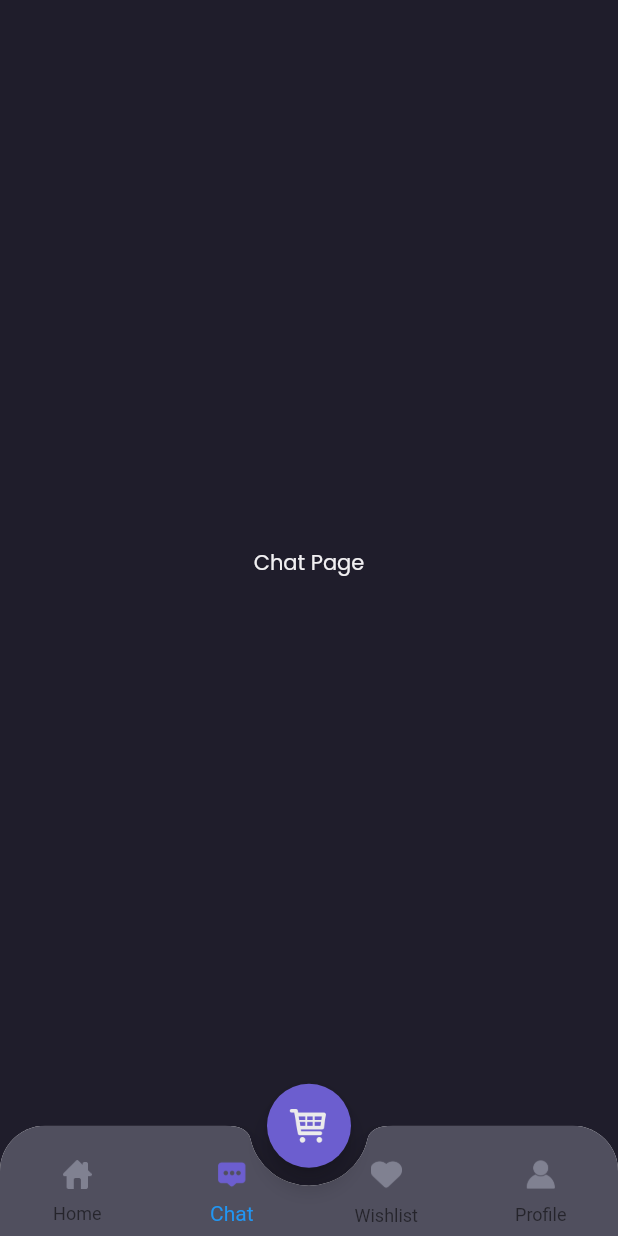
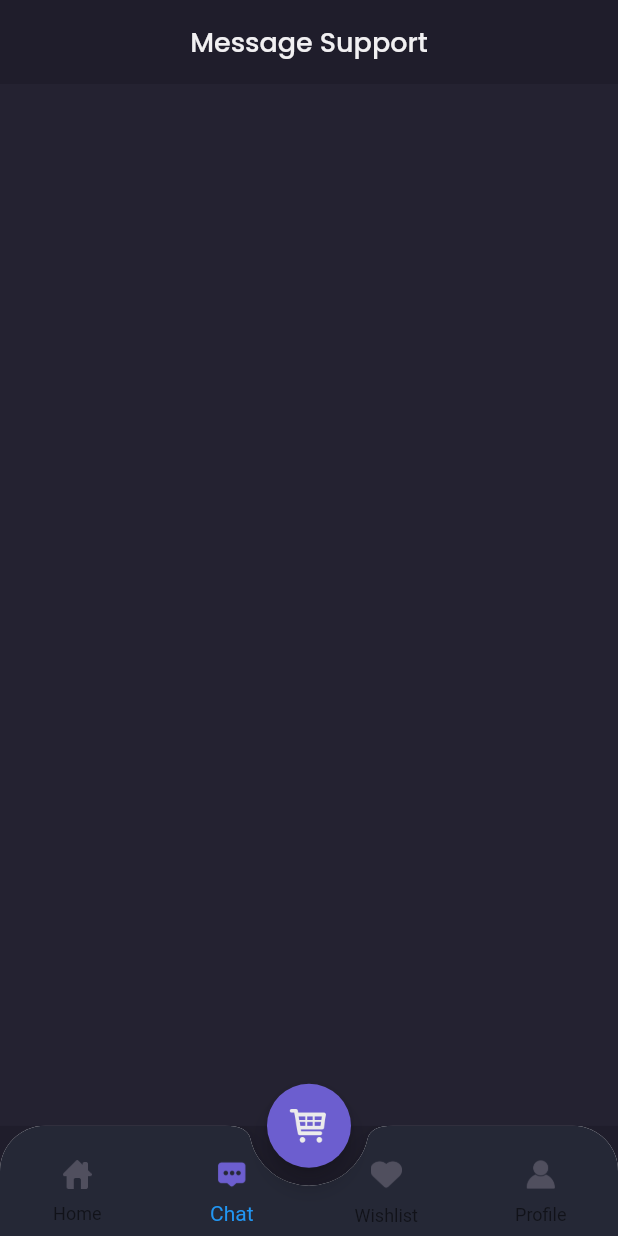
Before and after one commit to jesronmarudut/e-commerce, a Flutter app: the MainPage screen opened by its route, item 2 of the bottom bar chosen, on a phone screen of 412 x 824 dp. Run offline on Flutter 3.47's test engine with Material 2 defaults, Android fonts, the phone set to English and light mode, and no system bars; our stand-ins replace google_fonts.

Commit message:
Chat part I

```diff
--- a/lib/pages/home/chat_page.dart
+++ b/lib/pages/home/chat_page.dart
@@ -4,11 +4,103 @@
 class ChatPage extends StatelessWidget {
   @override
   Widget build(BuildContext context) {
-    return Center(
-      child: Text(
-        'Chat Page',
-        style: primaryTextStyle,
-      ),
+    Widget header() {
+      return AppBar(
+        backgroundColor: backgroundColor1,
+        centerTitle: true,
+        title: Text(
+          'Message Support',
+          style: primaryTextStyle.copyWith(
+            fontSize: 18,
+            fontWeight: medium,
+          ),
+        ),
+        elevation: 0, //untuk menghilangkan bayangan di Title
+        automaticallyImplyLeading: false, //logo back hilang
+      );
+    }
+
+    Widget emptyChat() {
+      return Expanded(
+        child: Container(
+          width: double.infinity,
+          color: backgroundColor3,
+          child: Column(
+            mainAxisAlignment: MainAxisAlignment.center,
+            children: [
+              Image.asset(
+                'assets/icon_CS.png',
+                width: 80,
+              ),
+              SizedBox(
+                height: 20,
+              ),
+              Text(
+                'Opss no message yet?',
+                style: primaryTextStyle.copyWith(
+                  fontSize: 16,
+                  fontWeight: medium,
+                ),
+              ),
+              SizedBox(
+                height: 12,
+              ),
+              Text(
+                'You have never done a transaction',
+                style: secondaryTextStyle,
+              ),
+              SizedBox(
+                height: 20,
+              ),
+              Container(
+                height: 44,
+                child: TextButton(
+                  onPressed: () {},
+                  style: TextButton.styleFrom(
+                    padding: EdgeInsets.symmetric(
+                      horizontal: 24,
+                      vertical: 10,
+                    ),
+                    backgroundColor: primaryColor,
+                    shape: RoundedRectangleBorder(
+                      borderRadius: BorderRadius.circular(12),
+                    ),
+                  ),
+                  child: Text(
+                    'Explore Store',
+                    style: primaryTextStyle.copyWith(
+                      fontSize: 16,
+                      fontWeight: medium,
+                    ),
+                  ),
+                ),
+              )
+            ],
+          ),
+        ),
+      );
+    }
+
+    Widget content() {
+      return Expanded(
+        child: Container(
+            width: double.infinity,
+            color: backgroundColor3,
+            child: ListView(
+              padding: EdgeInsets.symmetric(
+                horizontal: defaultMargin,
+                vertical: defaultMargin,
+              ),
+            )),
+      );
+    }
+
+    return Column(
+      children: [
+        header(),
+        content(),
+        // emptyChat(),
+      ],
     );
   }
 }
--- a/lib/pages/home/main_page.dart
+++ b/lib/pages/home/main_page.dart
@@ -36,7 +36,7 @@
           notchMargin: 12,
           clipBehavior: Clip.antiAlias,
           child: BottomNavigationBar(
-              backgroundColor: subtitleColor,
+              backgroundColor: backgroundColor4,
               currentIndex: currentIndex,
               onTap: (value) {
                 print(value);
@@ -56,7 +56,7 @@
                       'assets/icon_home.png',
                       width: 19,
                       color:
-                          currentIndex == 0 ? primaryColor : Color(0xff808191),
+                          currentIndex == 0 ? primaryColor : Color(0xff504F5E),
                     ),
                   ),
                   label: 'Home',
@@ -71,7 +71,7 @@
                       'assets/icon_chat.png',
                       width: 21,
                       color:
-                          currentIndex == 1 ? primaryColor : Color(0xff808191),
+                          currentIndex == 1 ? primaryColor : Color(0xff504F5E),
                     ),
                   ),
                   label: 'Chat',
@@ -86,7 +86,7 @@
                       'assets/icon_wishlist.png',
                       width: 21,
                       color:
-                          currentIndex == 2 ? primaryColor : Color(0xff808191),
+                          currentIndex == 2 ? primaryColor : Color(0xff504F5E),
                     ),
                   ),
                   label: 'Wishlist',
@@ -101,7 +101,7 @@
                       'assets/icon_profile.png',
                       width: 20,
                       color:
-                          currentIndex == 3 ? primaryColor : Color(0xff808191),
+                          currentIndex == 3 ? primaryColor : Color(0xff504F5E),
                     ),
                   ),
                   label: 'Profile',
```
Also changed, not shown: assets/icon_CS.png (added), assets/icon_headset.png (deleted), assets/logo1.jpg (deleted), assets/logo2.png (added).
